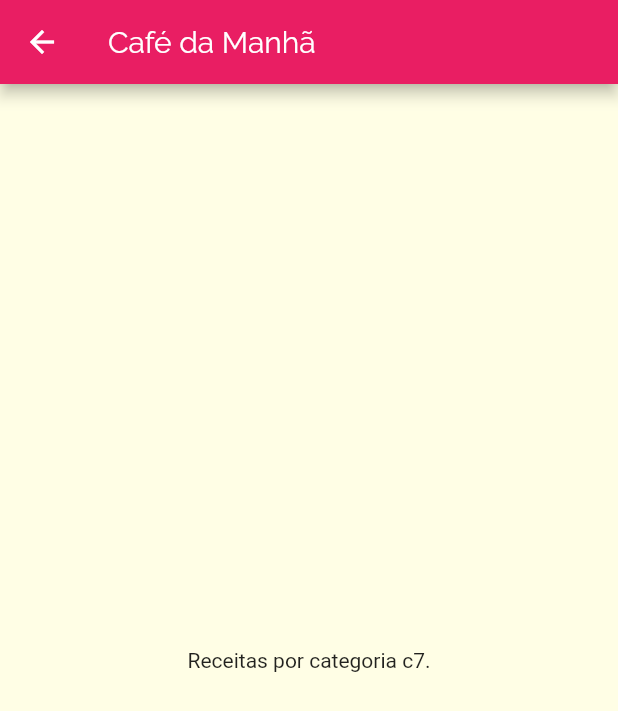
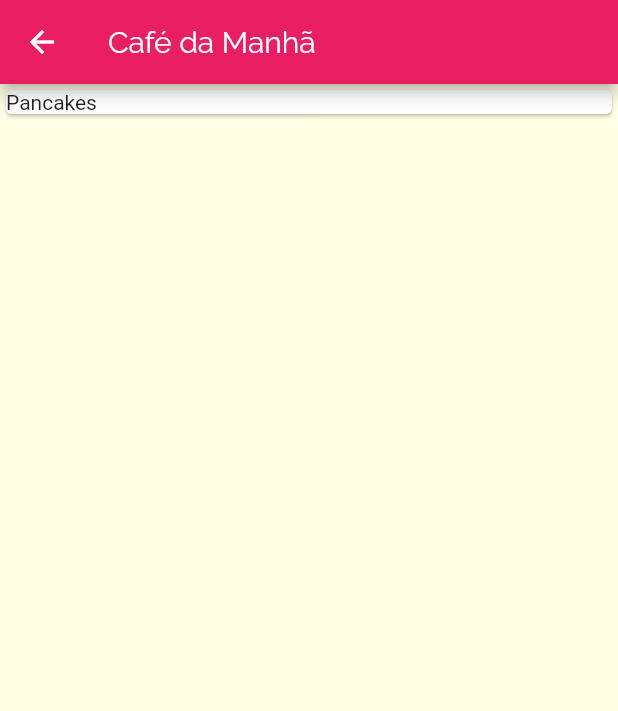
Before and after one commit to tiagoeborsanyi/meals, a Flutter app: the screen it shows after launch, after a tap on "Café da Manhã", on a phone screen of 412 x 824 dp. Shown: the top 711 px of the screen. Run offline on Flutter 3.47's test engine with Material 2 defaults, Android fonts, the phone set to English and light mode, and no system bars.

Commit message:
created simple component mealItem

```diff
--- /dev/null
+++ b/lib/components/meal_item.dart
@@ -0,0 +1,16 @@
+import 'package:flutter/material.dart';
+
+import '../models/meal.dart';
+
+class MealItem extends StatelessWidget {
+  final Meal meal;
+
+  const MealItem(this.meal);
+
+  @override
+  Widget build(BuildContext context) {
+    return Card(
+      child: Text(meal.title),
+    );
+  }
+}
--- a/lib/screens/categories_meals_screen.dart
+++ b/lib/screens/categories_meals_screen.dart
@@ -1,17 +1,28 @@
 import 'package:flutter/material.dart';
 
+import '../components/meal_item.dart';
 import '../models/category.dart';
+import '../data/dummy_data.dart';
 
 class CategoriesMealsScreen extends StatelessWidget {
   @override
   Widget build(BuildContext context) {
     final category = ModalRoute.of(context)!.settings.arguments as Category;
+    final categoryMeals = DUMMY_MEALS.where((meal) {
+      return meal.categories.contains(category.id);
+    }).toList();
+
     return Scaffold(
       appBar: AppBar(
         title: Text(category.title),
       ),
       body: Center(
-        child: Text('Receitas por categoria ${category.id}.'),
+        child: ListView.builder(
+          itemCount: categoryMeals.length,
+          itemBuilder: (ctx, index) {
+            return MealItem(categoryMeals[index]);
+          },
+        ),
       ),
     );
   }
```
